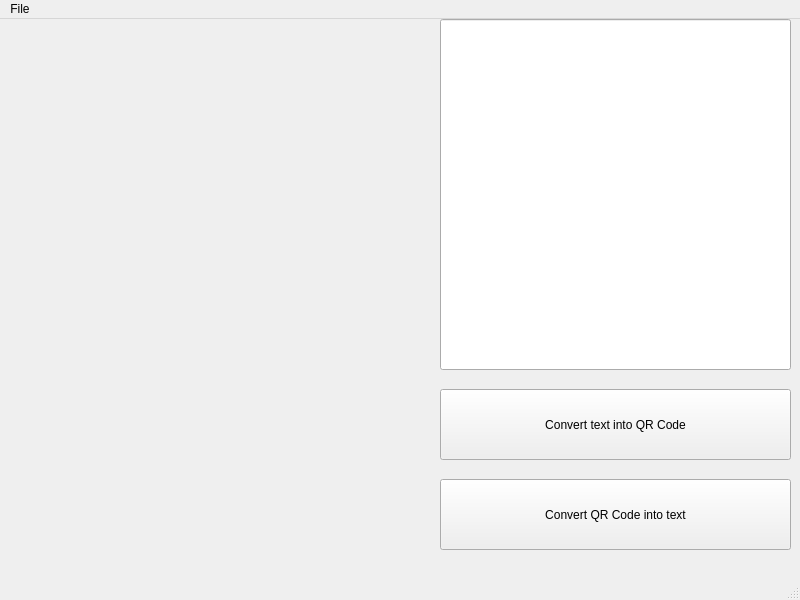
First picture: the form in qr_code_gui.ui, repository Gadomskyy/Qr-code-generator, before the edit.
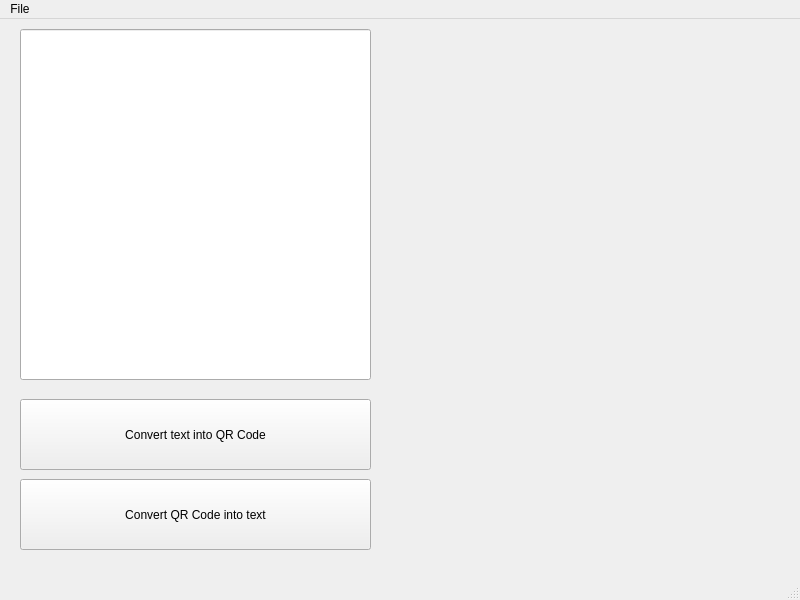
Second picture: the form after the edit.

Commit message:
Menu option connections, exit implemented
Added connections to Save, Load, Exit function from File menu, implemented Exit function

```diff
--- a/qr_code_gui.ui
+++ b/qr_code_gui.ui
@@ -17,8 +17,8 @@
    <widget class="QLineEdit" name="InputLine">
     <property name="geometry">
      <rect>
-      <x>440</x>
-      <y>0</y>
+      <x>20</x>
+      <y>10</y>
       <width>351</width>
       <height>351</height>
      </rect>
@@ -36,8 +36,8 @@
    <widget class="QPushButton" name="convert_into_QR">
     <property name="geometry">
      <rect>
-      <x>440</x>
-      <y>370</y>
+      <x>20</x>
+      <y>380</y>
       <width>351</width>
       <height>71</height>
      </rect>
@@ -49,7 +49,7 @@
    <widget class="QPushButton" name="convert_into_text">
     <property name="geometry">
      <rect>
-      <x>440</x>
+      <x>20</x>
       <y>460</y>
       <width>351</width>
       <height>71</height>
@@ -62,10 +62,10 @@
    <widget class="QLabel" name="qr_code_display">
     <property name="geometry">
      <rect>
-      <x>20</x>
-      <y>6</y>
-      <width>411</width>
-      <height>521</height>
+      <x>390</x>
+      <y>10</y>
+      <width>391</width>
+      <height>511</height>
      </rect>
     </property>
     <property name="text">
```
The commit also changes 1 other file.
